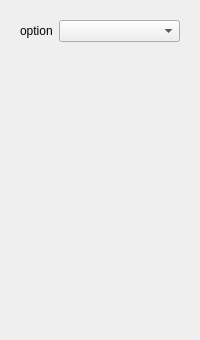
This is Lamia/toolprepro/vnf/lamiavnf_ssequipement_tool_ui.ui in Artelia/Lamia as Qt 5 draws it before an edit. The edited form follows.
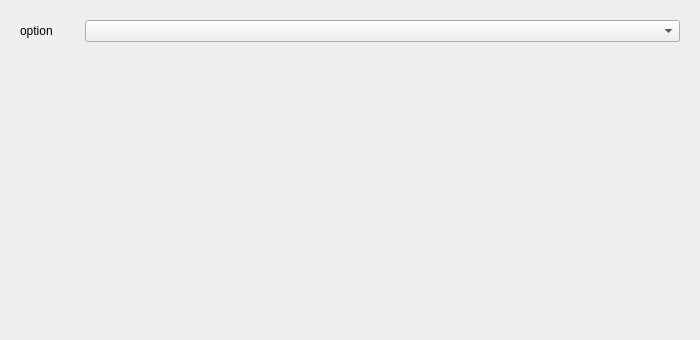
This is the edited form.

Commit message: Adapt VNF GUI

Patch:
```diff
--- a/Lamia/toolprepro/vnf/lamiavnf_ssequipement_tool_ui.ui
+++ b/Lamia/toolprepro/vnf/lamiavnf_ssequipement_tool_ui.ui
@@ -6,19 +6,19 @@
    <rect>
     <x>0</x>
     <y>0</y>
-    <width>200</width>
+    <width>700</width>
     <height>340</height>
    </rect>
   </property>
   <property name="minimumSize">
    <size>
-    <width>200</width>
+    <width>700</width>
     <height>0</height>
    </size>
   </property>
   <property name="maximumSize">
    <size>
-    <width>400</width>
+    <width>700</width>
     <height>16777215</height>
    </size>
   </property>
```
The commit also changes 4 other files.
